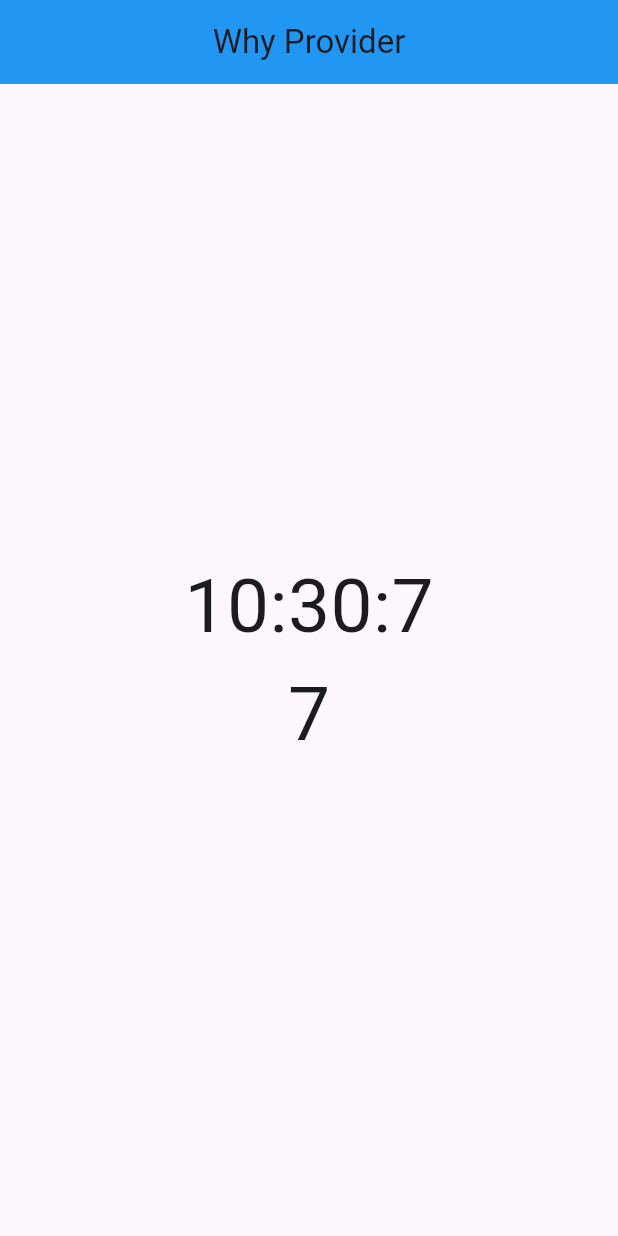
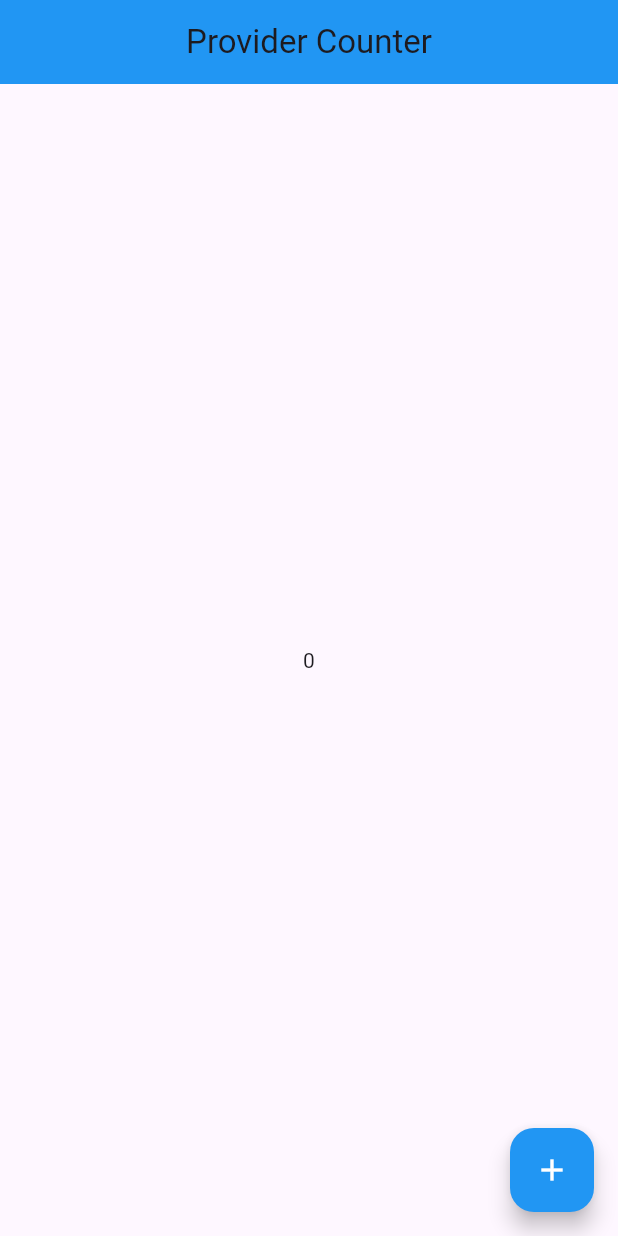
Before and after one commit to ahmedkaimkhani/Learning-of-Provider-State-Management, a Flutter app: the screen it shows after launch, on a phone screen of 412 x 824 dp. Run offline on Flutter 3.47's test engine with Material 3 defaults, Android fonts, the light colour scheme and no system bars.

Commit message:
Learning Provider

```diff
--- a/lib/main.dart
+++ b/lib/main.dart
@@ -1,4 +1,5 @@
 import 'package:flutter/material.dart';
+import 'package:provider_leaning/views/counter_view.dart';
 import 'package:provider_leaning/why_provider.dart';
 
 void main() {
@@ -16,7 +17,7 @@
       theme: ThemeData(
           appBarTheme: const AppBarTheme(backgroundColor: Colors.blue)),
       title: 'Provider Learning',
-      home: const WhyProvider(),
+      home: const CounterView(),
     );
   }
 }
--- /dev/null
+++ b/lib/provider/counter_provider.dart
@@ -0,0 +1,11 @@
+import 'package:flutter/material.dart';
+
+class CounterProvider with ChangeNotifier {
+  int _counter = 0;
+  int get counter => _counter;
+
+  void setCounter() {
+    _counter++;
+    notifyListeners();
+  }
+}
--- /dev/null
+++ b/lib/views/counter_view.dart
@@ -0,0 +1,39 @@
+import 'dart:async';
+
+import 'package:flutter/material.dart';
+
+class CounterView extends StatefulWidget {
+  const CounterView({super.key});
+
+  @override
+  State<CounterView> createState() => _CounterViewState();
+}
+
+class _CounterViewState extends State<CounterView> {
+  @override
+  Widget build(BuildContext context) {
+    return Scaffold(
+      appBar: AppBar(
+        centerTitle: true,
+        title: const Text('Provider Counter'),
+      ),
+      body: const Column(
+        mainAxisAlignment: MainAxisAlignment.center,
+        crossAxisAlignment: CrossAxisAlignment.center,
+        children: [
+          Center(
+            child: Text('0'),
+          )
+        ],
+      ),
+      floatingActionButton: FloatingActionButton(
+        onPressed: () {},
+        child: const Icon(
+          Icons.add,
+          color: Colors.white,
+        ),
+        backgroundColor: Colors.blue,
+      ),
+    );
+  }
+}
--- a/pubspec.yaml
+++ b/pubspec.yaml
@@ -35,6 +35,7 @@
   # The following adds the Cupertino Icons font to your application.
   # Use with the CupertinoIcons class for iOS style icons.
   cupertino_icons: ^1.0.2
+  provider: ^6.1.2
 
 dev_dependencies:
   flutter_test:
```
Also changed, not shown: pubspec.lock.
